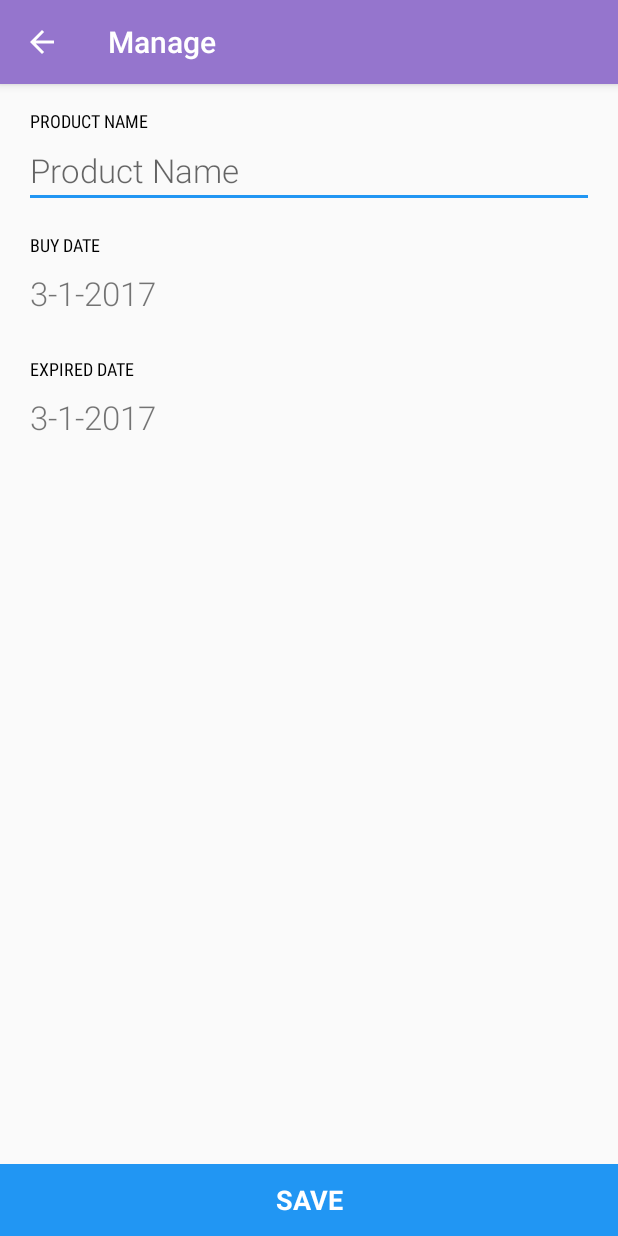
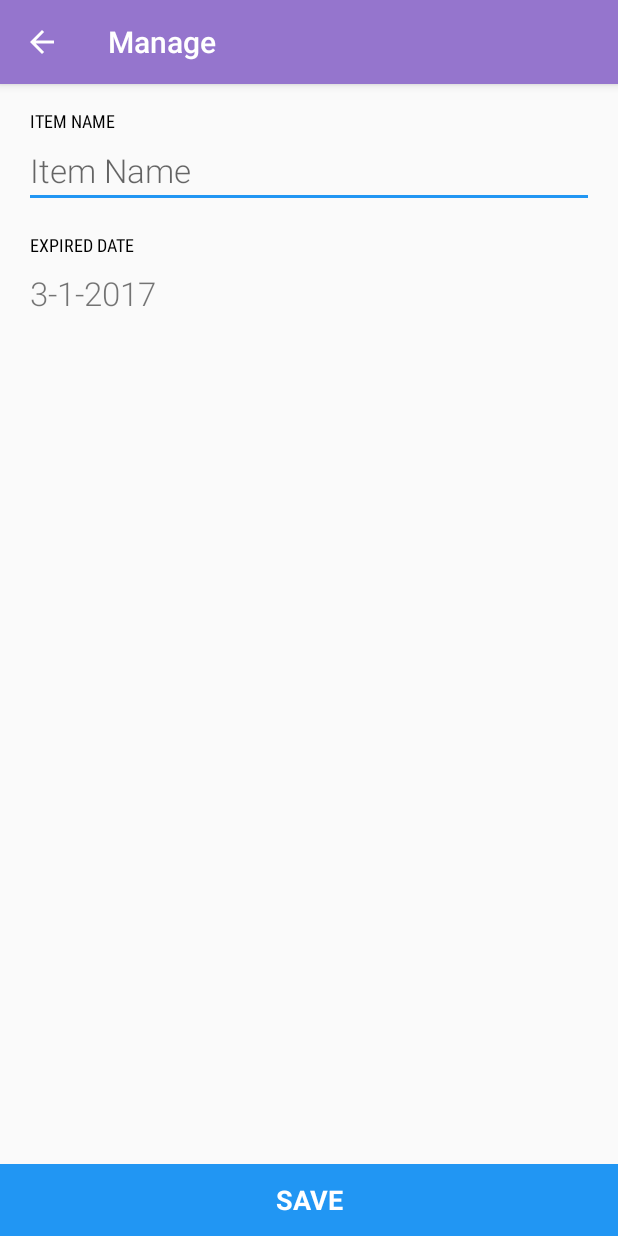
Before and after one commit to Expirat/ExpiratAndroid, an Android app: the InputActivity screen opened directly, with no data from a screen before it, on a phone screen of 412 x 824 dp. Run offline under Robolectric (Android 15) with nearby library versions, the phone set to English and light mode, and no system bars; our stand-ins replace ButterKnife; libraries missing offline, so code that uses them is left out: com.squareup.sqlbrite, com.wdullaer.materialdatetimepicker, rx.android.schedulers, rx.functions, rx.schedulers and 1 more; 2 statements that could not run were skipped.

```diff
--- a/app/src/main/AndroidManifest.xml
+++ b/app/src/main/AndroidManifest.xml
@@ -62,6 +62,9 @@
                 android:label="Manage"
                 android:screenOrientation="portrait"/>
 
+        <activity android:name=".ui.expired.ExpiredActivity"
+                  android:screenOrientation="portrait" />
+
         <meta-data
             android:name="io.fabric.ApiKey"
             android:value="bd42c2ee6d56c610c407ff4e6680f54d54537400" />
--- a/app/src/main/java/com/expirate/expirat/repository/groceries/local/LocalGroceriesDataSource.java
+++ b/app/src/main/java/com/expirate/expirat/repository/groceries/local/LocalGroceriesDataSource.java
@@ -132,6 +132,7 @@ public class LocalGroceriesDataSource implements GroceriesDataSource {
                 groceriesItem.createdDate());
         values.put(GroceriesContract.Groceries.COLUMN_NAME_MODIFIED_DATE,
                 groceriesItem.modifiedDate());
+        values.put(GroceriesContract.Groceries.COLUMN_NAME_TYPE_ID, groceriesItem.type());
 
         databaseHelper.insert(GroceriesContract.Groceries.TABLE_NAME, values,
                 SQLiteDatabase.CONFLICT_REPLACE);
@@ -200,10 +201,17 @@ public class LocalGroceriesDataSource implements GroceriesDataSource {
         return getGroceries(null)
                 .flatMap(new Func1<List<GroceriesItem>, Observable<List<GroceriesItem>>>() {
                     @Override
-                    public Observable<List<GroceriesItem>> call(List<GroceriesItem> groceriesItems) {
+                    public Observable<List<GroceriesItem>>
+                    call(List<GroceriesItem> groceriesItems) {
+
+                        if (groceriesItems.size() <= 0) {
+                            return Observable.just(groceriesItems);
+                        }
+
                         return Observable.from(groceriesItems)
-                                .filter(groceriesItem -> DateUtils.dayDiff(groceriesItem.expiredDate(),
-                                        (System.currentTimeMillis() / 1000L)) < 10)
+                                .filter(groceriesItem -> DateUtils.dayDiff(
+                                        groceriesItem.expiredDate(), (System.currentTimeMillis()
+                                                / 1000L)) < 10)
                                 .map(groceriesItem -> {
                                     expiredItems.add(groceriesItem);
                                     return expiredItems;
--- a/app/src/main/java/com/expirate/expirat/ui/home/DashboardActivity.java
+++ b/app/src/main/java/com/expirate/expirat/ui/home/DashboardActivity.java
@@ -14,6 +14,7 @@ import com.expirate.expirat.repository.groceries.local.LocalGroceriesDataSource;
 import com.expirate.expirat.scheduler.ExpiredCheckJob;
 import com.expirate.expirat.services.response.Dashboards;
 import com.expirate.expirat.ui.BaseActiviy;
+import com.expirate.expirat.ui.expired.ExpiredActivity;
 import com.expirate.expirat.ui.group.GroupActivity;
 
 import java.util.ArrayList;
@@ -97,7 +98,8 @@ public class DashboardActivity extends BaseActiviy implements DashboardContract.
 
     @Override
     public void onItemInfoClick() {
-
+        Intent intent = ExpiredActivity.createIntent(this);
+        startActivity(intent);
     }
 
     @Override
--- a/app/src/main/java/com/expirate/expirat/ui/input/InputActivity.java
+++ b/app/src/main/java/com/expirate/expirat/ui/input/InputActivity.java
@@ -19,10 +19,9 @@ import com.expirate.expirat.repository.groceries.local.LocalGroceriesDataSource;
 import com.expirate.expirat.services.response.GroceriesItem;
 import com.expirate.expirat.ui.BaseActiviy;
 import com.expirate.expirat.utils.Constant;
+import com.expirate.expirat.utils.DateUtils;
 import com.expirate.expirat.utils.StringUtils;
 import com.wdullaer.materialdatetimepicker.date.DatePickerDialog;
-
-import java.util.Calendar;
 
 import butterknife.Bind;
 import butterknife.ButterKnife;
@@ -34,7 +33,6 @@ public class InputActivity extends BaseActiviy implements InputContract.View,
 
     @Bind(R.id.toolbar) Toolbar toolbar;
     @Bind(R.id.name_input) EditText inputName;
-    @Bind(R.id.buy_date_input) TextView inputBuyDate;
     @Bind(R.id.expired_date_input) TextView inputExpiredDate;
     @Bind(R.id.save_button) TextView btnSave;
 
@@ -44,14 +42,9 @@ public class InputActivity extends BaseActiviy implements InputContract.View,
         return new Intent(context, InputActivity.class);
     }
 
-    public static Intent createIntentWithBundle(Context context, long id) {
+    public static Intent createIntentWithBundle(Context context, Bundle bundle) {
         Intent intent = createIntent(context);
-
-        Bundle bundle = new Bundle();
-        bundle.putLong(Constant.EXTRA_ID, id);
-
         intent.putExtras(bundle);
-
         return intent;
     }
 
@@ -75,28 +68,25 @@ public class InputActivity extends BaseActiviy implements InputContract.View,
             hideSoftKeyboard();
 
             String productName = inputName.getText().toString();
-            String buyDate = inputBuyDate.getText().toString();
             String expiredDate = inputExpiredDate.getText().toString();
+            long typeId = getIntent().getLongExtra(Constant.EXTRA_TYPE_ID, -1);
 
-            presenter.saveGrocery(productName, buyDate, expiredDate);
+            presenter.saveGrocery(productName, typeId, expiredDate);
         });
 
-        inputBuyDate.setText(StringUtils.getToday());
 
         inputExpiredDate.setText(StringUtils.getToday());
 
-        inputBuyDate.setOnClickListener(v -> openDatePickerDialog(Constant.TAG_BUY_DATE));
 
         inputExpiredDate.setOnClickListener(v -> openDatePickerDialog(Constant.TAG_EXPIRED_DATE));
     }
 
     private void openDatePickerDialog(String tag) {
-        Calendar now = Calendar.getInstance();
         DatePickerDialog dpd = DatePickerDialog.newInstance(
                 this,
-                now.get(Calendar.YEAR),
-                now.get(Calendar.MONTH),
-                now.get(Calendar.DAY_OF_MONTH)
+                DateUtils.getYear(inputExpiredDate.getText().toString()),
+                DateUtils.getMonth(inputExpiredDate.getText().toString()),
+                DateUtils.getDay(inputExpiredDate.getText().toString())
         );
         dpd.show(getFragmentManager(), tag);
     }
@@ -129,7 +119,7 @@ public class InputActivity extends BaseActiviy implements InputContract.View,
 
     @Override
     public long getGrocerieId() {
-        if (getIntent().getExtras() == null) {
+        if (!getIntent().getExtras().containsKey(Constant.EXTRA_ID)) {
             return -1;
         }
 
@@ -139,7 +129,6 @@ public class InputActivity extends BaseActiviy implements InputContract.View,
     @Override
     public void setData(GroceriesItem groceriesItem) {
         inputName.setText(groceriesItem.name());
-        inputBuyDate.setText(StringUtils.getStringDate(groceriesItem.buyDate()));
         inputExpiredDate.setText(StringUtils.getStringDate(groceriesItem.expiredDate()));
     }
 
@@ -191,9 +180,6 @@ public class InputActivity extends BaseActiviy implements InputContract.View,
         String tag = view.getTag();
 
         switch (tag) {
-            case Constant.TAG_BUY_DATE:
-                inputBuyDate.setText(StringUtils.setDate(year, monthOfYear, dayOfMonth));
-                break;
             case Constant.TAG_EXPIRED_DATE:
                 inputExpiredDate.setText(StringUtils.setDate(year, monthOfYear, dayOfMonth));
                 break;
--- a/app/src/main/java/com/expirate/expirat/ui/input/InputContract.java
+++ b/app/src/main/java/com/expirate/expirat/ui/input/InputContract.java
@@ -27,6 +27,6 @@ public interface InputContract {
     }
 
     public interface Presenter extends BasePresenter {
-        void saveGrocery(String productName, String buyDate, String expiredDate);
+        void saveGrocery(String productName, long typeId, String expiredDate);
     }
 }
--- a/app/src/main/res/layout/activity_input.xml
+++ b/app/src/main/res/layout/activity_input.xml
@@ -55,27 +55,9 @@
                     android:layout_height="wrap_content"
                     android:paddingLeft="4dp"
                     android:paddingRight="4dp"
-                    android:text="@string/header_buy_date"
-                    style="@style/TextHeader"/>
-
-            <TextView
-                    android:id="@+id/buy_date_input"
-                    android:layout_width="match_parent"
-                    android:layout_height="48dp"
+                    android:text="@string/header_expired_date"
                     android:gravity="center_vertical"
-                    android:paddingLeft="4dp"
-                    android:paddingRight="4dp"
-                    android:textSize="22sp"
-                    android:fontFamily="sans-serif-light"
-                    android:layout_marginBottom="18dp"
-                    tools:text="26-12-2016"/>
-
-            <TextView
-                    android:layout_width="match_parent"
-                    android:layout_height="wrap_content"
-                    android:paddingLeft="4dp"
-                    android:paddingRight="4dp"
-                    android:text="@string/header_expired_date"
+                    android:drawablePadding="8dp"
                     style="@style/TextHeader"/>
 
             <TextView
--- a/app/src/main/res/layout/view_empty_list.xml
+++ b/app/src/main/res/layout/view_empty_list.xml
@@ -12,7 +12,7 @@
             android:layout_width="wrap_content"
             android:layout_height="wrap_content"
             app:srcCompat="@drawable/ic_empty_list"
-            android:layout_marginTop="130dp"
+            android:layout_marginTop="100dp"
             android:contentDescription="@string/image_description_empty_list"/>
 
     <TextView
--- a/app/src/main/res/values/strings.xml
+++ b/app/src/main/res/values/strings.xml
@@ -1,9 +1,9 @@
 <resources>
     <string name="app_name" translatable="false">Expirat</string>
 
-    <string name="hint_product_name">Product Name</string>
+    <string name="hint_product_name">Item Name</string>
 
-    <string name="header_product_name">Product Name</string>
+    <string name="header_product_name">Item Name</string>
     <string name="header_buy_date">Buy Date</string>
     <string name="header_expired_date">Expired Date</string>
 
@@ -21,11 +21,11 @@
     <string name="format_label_buy_date">Buy Date\n%s</string>
     <string name="format_label_expired_date">Expired Date\n%s</string>
     <string name="image_description_empty_list" translatable="false">Image empty list</string>
-    <string name="message_empty_list">You don\'t have any grocery.\nAdd new one here.</string>
+    <string name="message_empty_list">You don\'t have any items.\nAdd new one here.</string>
     <string name="title_action_delete" translatable="false">Delete</string>
     <string name="image_description_action_more" translatable="false">Action more</string>
     <string name="label_expired_items">Expired Items</string>
-    <string name="content_desc_arrow_right">Arrow right</string>
-    <string name="content_desc_icon">Icon</string>
+    <string name="content_desc_arrow_right" translatable="false">Arrow right</string>
+    <string name="content_desc_icon" translatable="false">Icon</string>
 
 </resources>
```
Also changed, not shown: app/src/main/java/com/expirate/expirat/services/response/GroceriesItem.java (+8 -2 lines), app/src/main/java/com/expirate/expirat/ui/expired/ExpiredActivity.java (added, +129 -0 lines), app/src/main/java/com/expirate/expirat/ui/expired/ExpiredContract.java (added, +27 -0 lines), app/src/main/java/com/expirate/expirat/ui/expired/ExpiredPresenter.java (added, +61 -0 lines), app/src/main/java/com/expirate/expirat/ui/group/GroupActivity.java (+9 -7 lines), app/src/main/java/com/expirate/expirat/ui/input/InputPresenter.java (+5 -18 lines), app/src/main/java/com/expirate/expirat/utils/DateUtils.java (+19 -0 lines), app/src/main/res/drawable/ic_today.xml (added, +9 -0 lines), app/src/main/res/layout/activity_expired.xml (added, +36 -0 lines), 1 other file.
